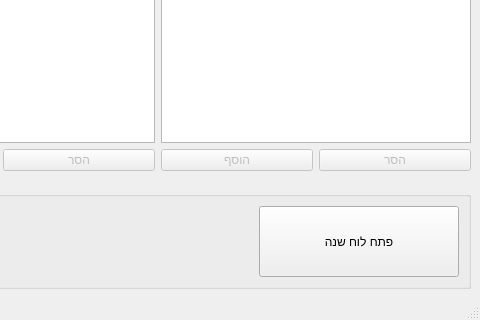
Before: the Qt Designer form Ui/ShavzakWindow.ui in omertal88/shavzak, drawn with Qt 5; both pictures show x 481 to 961 and y 315 to 635 of the 961 by 635 pixel window.
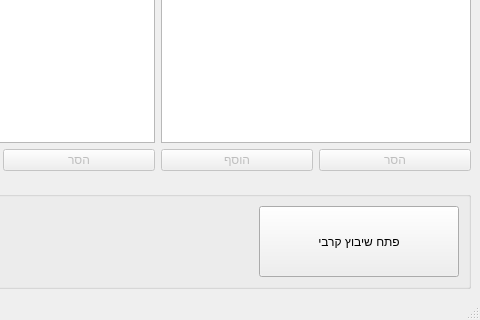
After: the same form once the commit is applied.

The edit to the form file:
```diff
--- a/Ui/ShavzakWindow.ui
+++ b/Ui/ShavzakWindow.ui
@@ -273,7 +273,7 @@
           </size>
          </property>
          <property name="text">
-          <string>פתח לוח שנה</string>
+          <string>פתח שיבוץ קרבי</string>
          </property>
         </widget>
        </item>
```
Left out of the diff: 2 changed lines with no effect on the pictures.
